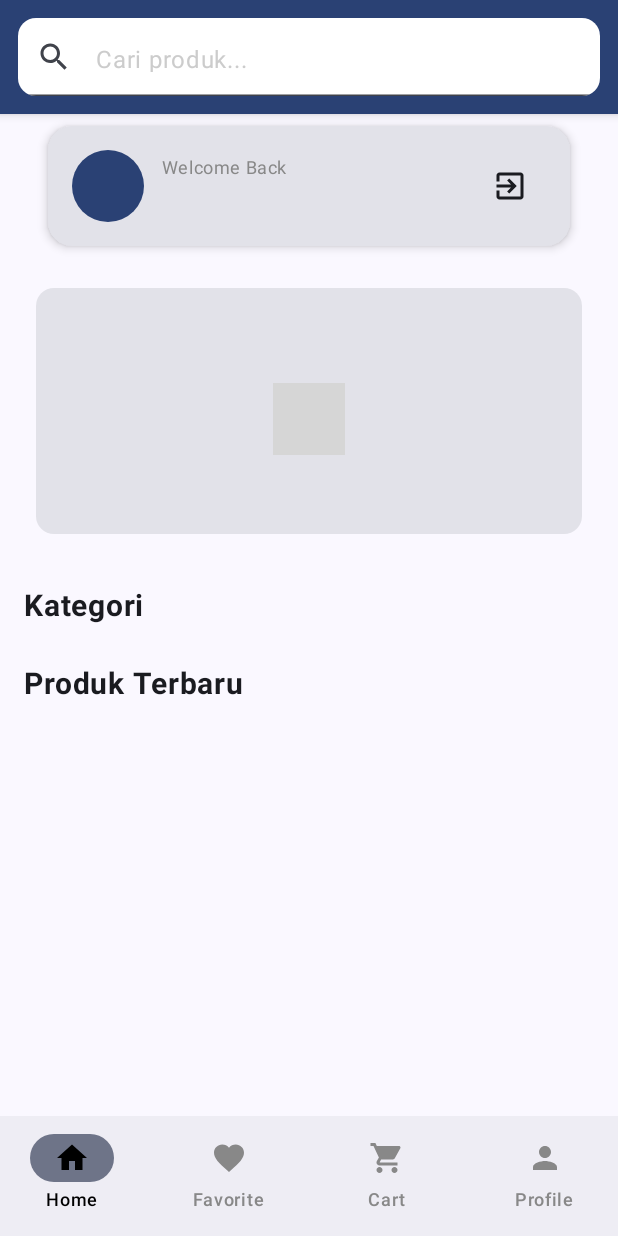
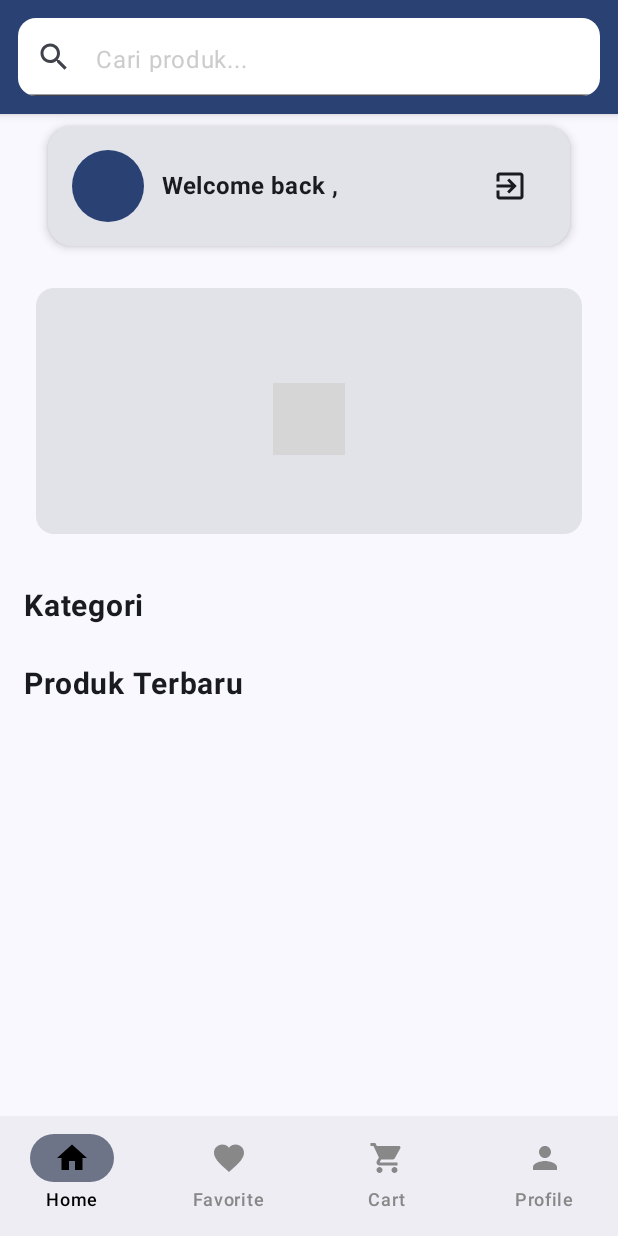
Before and after one commit to MAZred/E-commerce-Crownia, an Android app built with Jetpack Compose: the HomeScreen screen opened through its navigation route, on a phone screen of 412 x 824 dp. Run offline under Robolectric (Android 15) with nearby library versions, the phone set to English and light mode, and no system bars; our stand-ins replace Firebase (no records; nobody signed in at launch, a user with empty details on screens opened directly), livedata-compose; libraries missing offline, so code that uses them is left out: com.tbuonomo.viewpagerdotsindicator; 2 statements that could not run were skipped; grey boxes are pictures that could not be loaded.

Commit message:
new header

```diff
--- a/app/src/main/java/com/ujikom/crownia/components/HeaderView.kt
+++ b/app/src/main/java/com/ujikom/crownia/components/HeaderView.kt
@@ -12,15 +12,8 @@ import androidx.compose.foundation.layout.size
 import androidx.compose.foundation.layout.width
 import androidx.compose.foundation.shape.CircleShape
 import androidx.compose.foundation.shape.RoundedCornerShape
-import androidx.compose.material.icons.Icons
-import androidx.compose.material.icons.automirrored.filled.Logout
-import androidx.compose.material.icons.filled.Logout
-import androidx.compose.material.icons.filled.Search
-import androidx.compose.material3.Button
 import androidx.compose.material3.Card
 import androidx.compose.material3.CardDefaults
-import androidx.compose.material3.Icon
-import androidx.compose.material3.IconButton
 import androidx.compose.material3.MaterialTheme
 import androidx.compose.material3.OutlinedButton
 import androidx.compose.material3.Text
@@ -34,7 +27,6 @@ import androidx.compose.ui.Alignment
 import androidx.compose.ui.Modifier
 import androidx.compose.ui.draw.clip
 import androidx.compose.ui.graphics.Color
-import androidx.compose.ui.text.TextStyle
 import androidx.compose.ui.text.font.FontWeight
 import androidx.compose.ui.unit.dp
 import androidx.compose.ui.unit.sp
@@ -91,18 +83,18 @@ fun HeaderView(modifier: Modifier = Modifier, navController: NavController) {
                 Spacer(modifier = Modifier.width(12.dp))
 
                 Column {
-                    Text(
-                        text = "Welcome Back",
-                        style = MaterialTheme.typography.bodySmall.copy(color = Color.Gray)
-                    )
                     if (currentUser != null) {
                         Text(
-                            text = name,
+                            text ="Welcome back , $name" ,
                             style = MaterialTheme.typography.titleMedium.copy(
                                 fontWeight = FontWeight.Bold
                             )
                         )
-                    }
+                    } else {
+                        Text(
+                        text = "Hello guest",
+                        style = MaterialTheme.typography.bodySmall.copy(color = Color.Gray)
+                    )}
                 }
             }
 
```
